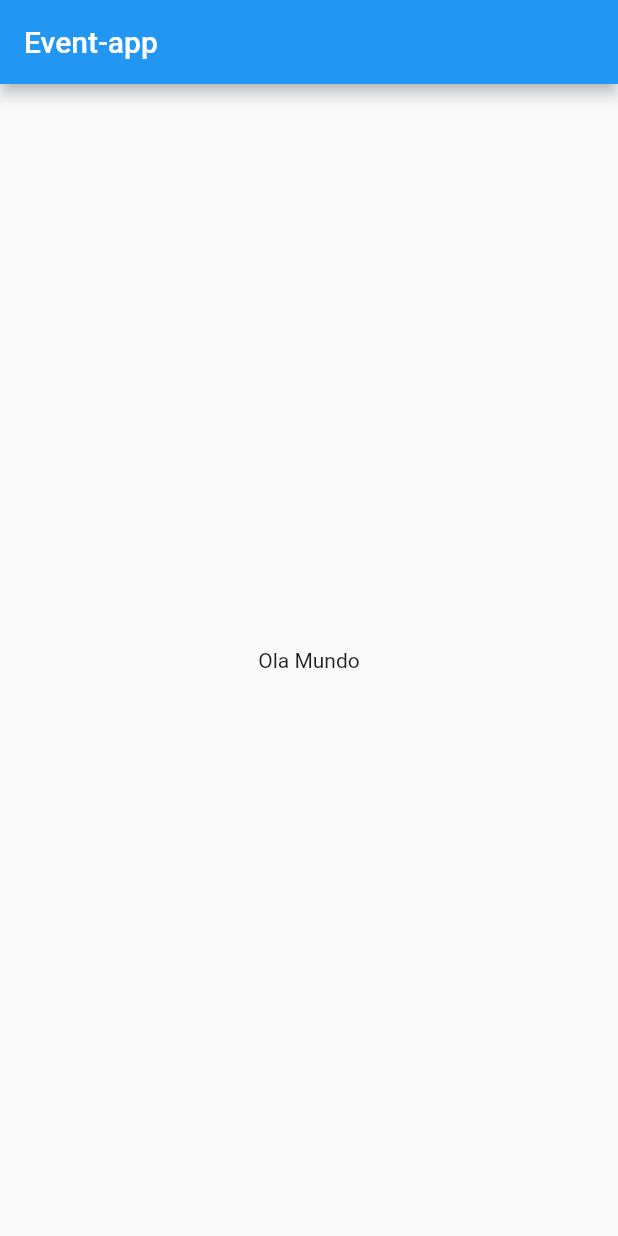
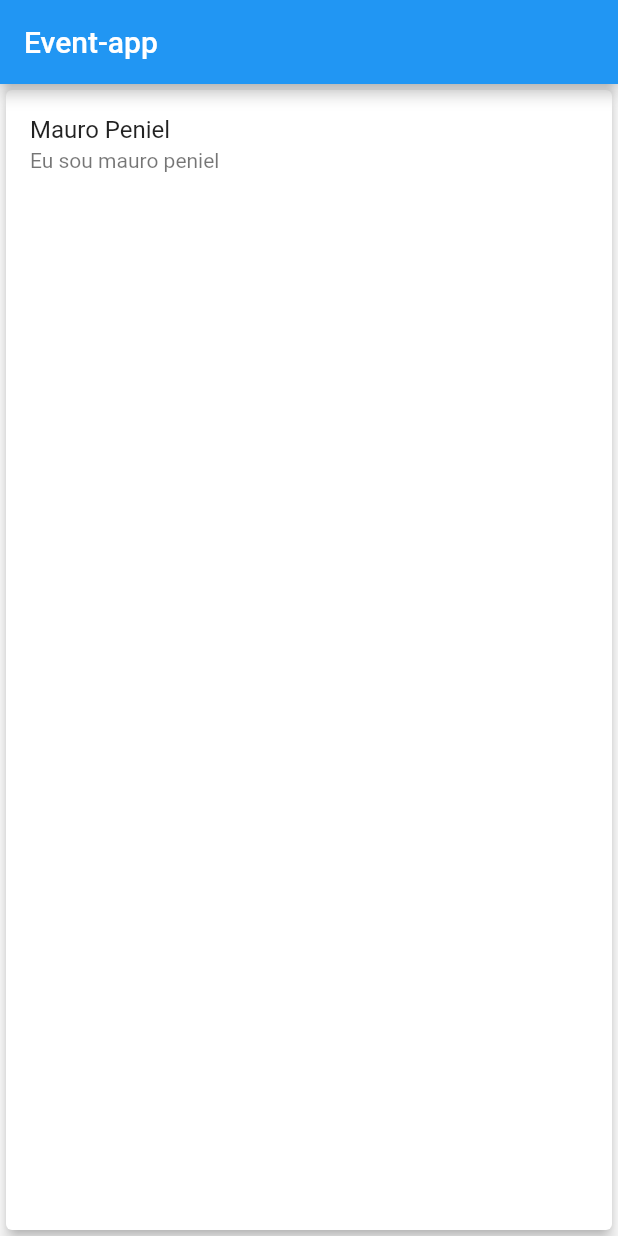
Before and after one commit to restenPiz/Event_app, a Flutter app: the screen it shows after launch, on a phone screen of 412 x 824 dp. Run offline on Flutter 3.47's test engine with Material 2 defaults, Android fonts, the phone set to English and light mode, and no system bars.

Commit message:
Some updates in my application

```diff
--- a/event_app/lib/screens/index.dart
+++ b/event_app/lib/screens/index.dart
@@ -13,7 +13,18 @@ class index extends StatelessWidget {
       home: Scaffold(
         appBar: AppBar(title: Text('Event-app'),),
         body: Center(
-          child: Text('Ola Mundo'),
+          child: Card(
+            elevation: 4,
+            child: Column(
+              mainAxisSize: MainAxisSize.max,
+              children: [
+                ListTile(
+                  title: Text('Mauro Peniel'),
+                  subtitle: Text('Eu sou mauro peniel'),
+                ),
+              ],
+            ),
+          ),
         ),
       ),
     );
```
